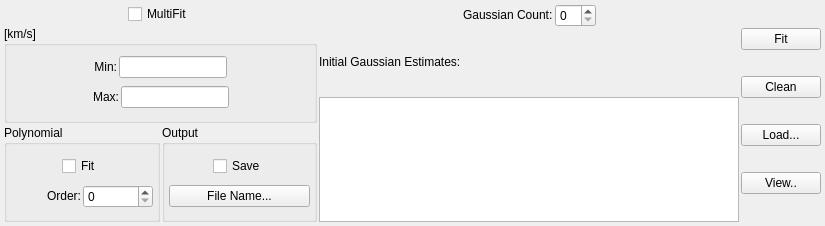
Before: the Qt Designer form code/display/implement/QtPlotter/SpecFitSettingsWidgetRadio.ui in radio-astro/casa, drawn with Qt 5.
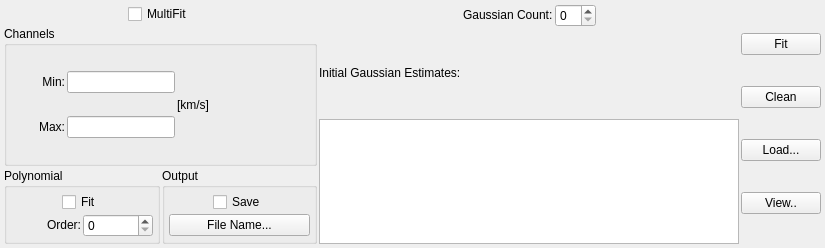
After: the same form once the commit is applied.

What changed in the file:
```diff
--- a/code/display/implement/QtPlotter/SpecFitSettingsWidgetRadio.ui
+++ b/code/display/implement/QtPlotter/SpecFitSettingsWidgetRadio.ui
@@ -7,15 +7,15 @@
     <x>0</x>
     <y>0</y>
     <width>825</width>
-    <height>226</height>
+    <height>248</height>
    </rect>
   </property>
   <property name="windowTitle">
    <string>SpecFitSettingsWidgetRadio</string>
   </property>
-  <layout class="QHBoxLayout" name="horizontalLayout_10">
+  <layout class="QHBoxLayout" name="horizontalLayout_11">
    <item>
-    <layout class="QVBoxLayout" name="verticalLayout_4">
+    <layout class="QVBoxLayout" name="verticalLayout_7">
      <item>
       <layout class="QHBoxLayout" name="horizontalLayout_5">
        <item>
@@ -66,9 +66,11 @@
 specify a region. </string>
        </property>
        <property name="title">
-        <string>[km/s]</string>
+        <string>Channels</string>
        </property>
-       <layout class="QVBoxLayout" name="verticalLayout_2">
+       <layout class="QHBoxLayout" name="horizontalLayout_10">
+        <item>
+         <layout class="QVBoxLayout" name="verticalLayout_4">
         <item>
          <layout class="QHBoxLayout" name="horizontalLayout_2">
           <item>
@@ -104,19 +106,6 @@
             </property>
            </widget>
           </item>
-          <item>
-           <spacer name="horizontalSpacer_10">
-            <property name="orientation">
-             <enum>Qt::Horizontal</enum>
-            </property>
-            <property name="sizeHint" stdset="0">
-             <size>
-              <width>28</width>
-              <height>20</height>
-             </size>
-            </property>
-           </spacer>
-          </item>
          </layout>
         </item>
         <item>
@@ -154,8 +143,49 @@
             </property>
            </widget>
           </item>
+           </layout>
+          </item>
+         </layout>
+        </item>
           <item>
-           <spacer name="horizontalSpacer_12">
+         <layout class="QVBoxLayout" name="verticalLayout_2">
+          <item>
+           <spacer name="verticalSpacer">
+            <property name="orientation">
+             <enum>Qt::Vertical</enum>
+            </property>
+            <property name="sizeHint" stdset="0">
+             <size>
+              <width>20</width>
+              <height>18</height>
+             </size>
+            </property>
+           </spacer>
+          </item>
+          <item>
+           <widget class="QLabel" name="channelUnitLabel">
+            <property name="text">
+             <string>&lt;font color='black'&gt;[km/s]&lt;/font&gt;</string>
+            </property>
+           </widget>
+          </item>
+          <item>
+           <spacer name="verticalSpacer_2">
+            <property name="orientation">
+             <enum>Qt::Vertical</enum>
+            </property>
+            <property name="sizeHint" stdset="0">
+             <size>
+              <width>20</width>
+              <height>13</height>
+             </size>
+            </property>
+           </spacer>
+          </item>
+         </layout>
+        </item>
+        <item>
+         <spacer name="horizontalSpacer_10">
             <property name="orientation">
              <enum>Qt::Horizontal</enum>
             </property>
@@ -166,8 +196,6 @@
              </size>
             </property>
            </spacer>
-          </item>
-         </layout>
         </item>
        </layout>
       </widget>
```
Lines whose indentation alone changed are shown as unchanged.
